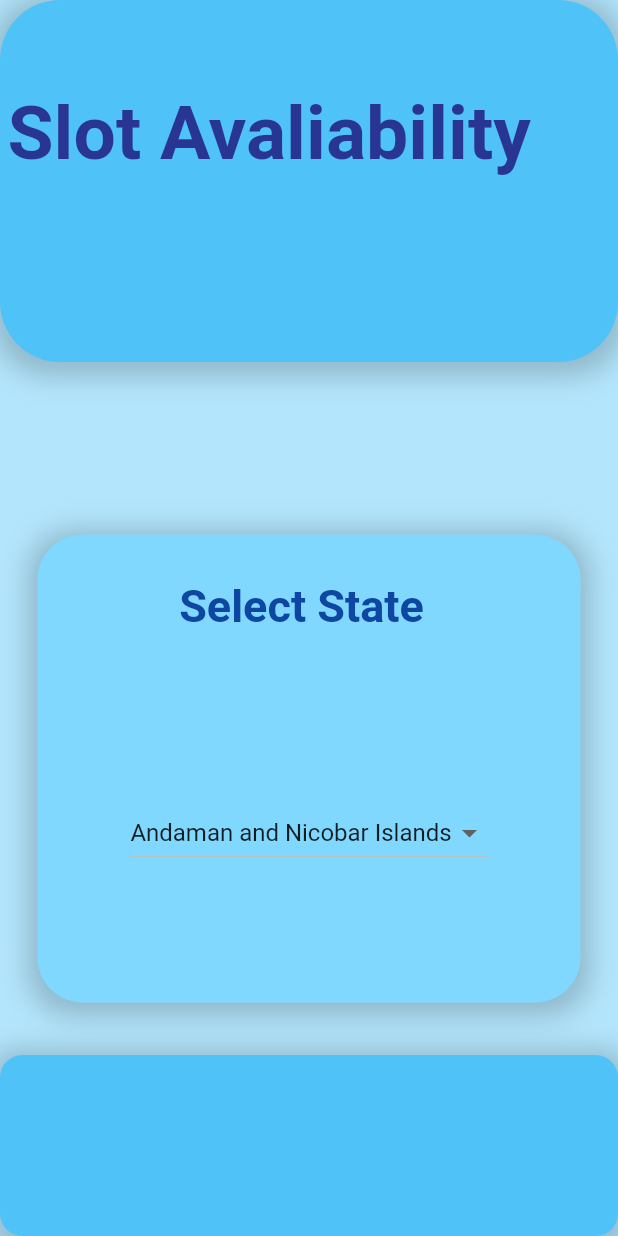
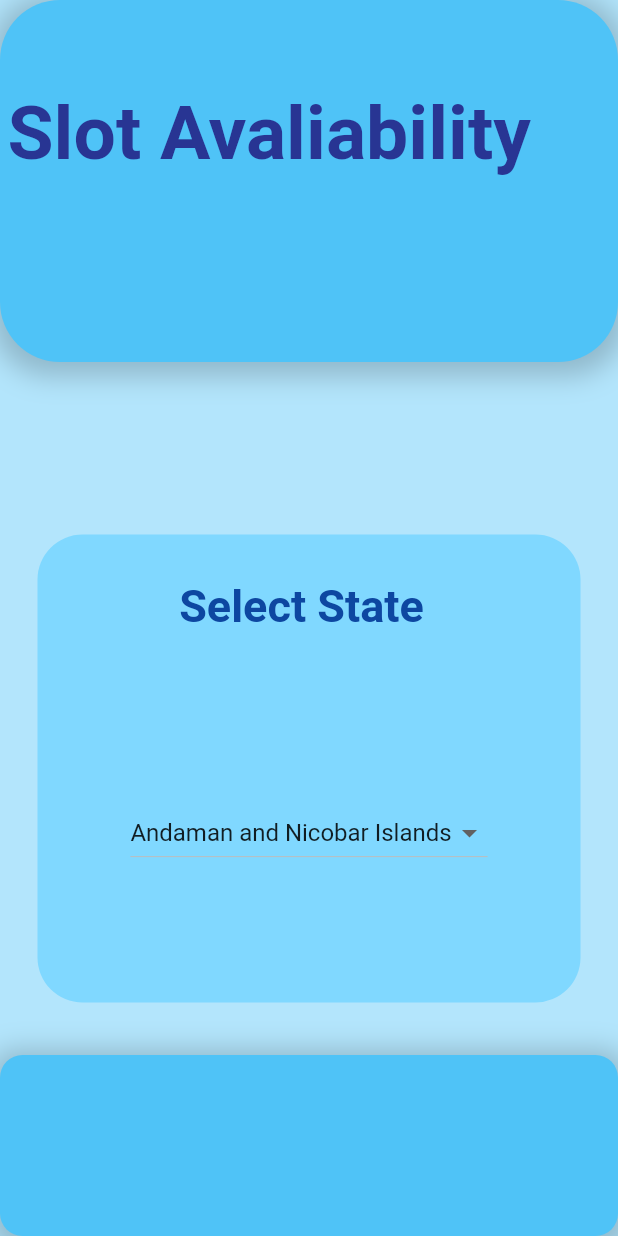
Before and after one commit to Harshwardhan431/Coviupdates, a Flutter app: the Api screen opened by its route, on a phone screen of 412 x 824 dp. Run offline on Flutter 3.47's test engine with Material 2 defaults, Android fonts, the light colour scheme and no system bars; our stand-ins replace animated_text_kit, flutter_spinkit.

Commit message:
2nd commit

```diff
--- a/lib/api.dart
+++ b/lib/api.dart
@@ -124,14 +124,6 @@ class _ApiState extends State<Api> {
                 ],
               ),
               decoration: BoxDecoration(
-                boxShadow: [
-                  BoxShadow(
-                    color: Colors.black.withOpacity(0.2),
-                    spreadRadius: 6,
-                    blurRadius: 15,
-                    offset: Offset(0, 3),
-                  )
-                ],
                 borderRadius: BorderRadius.circular(30),
                 color: Color(0xFF80D8FF),
               ),
```
